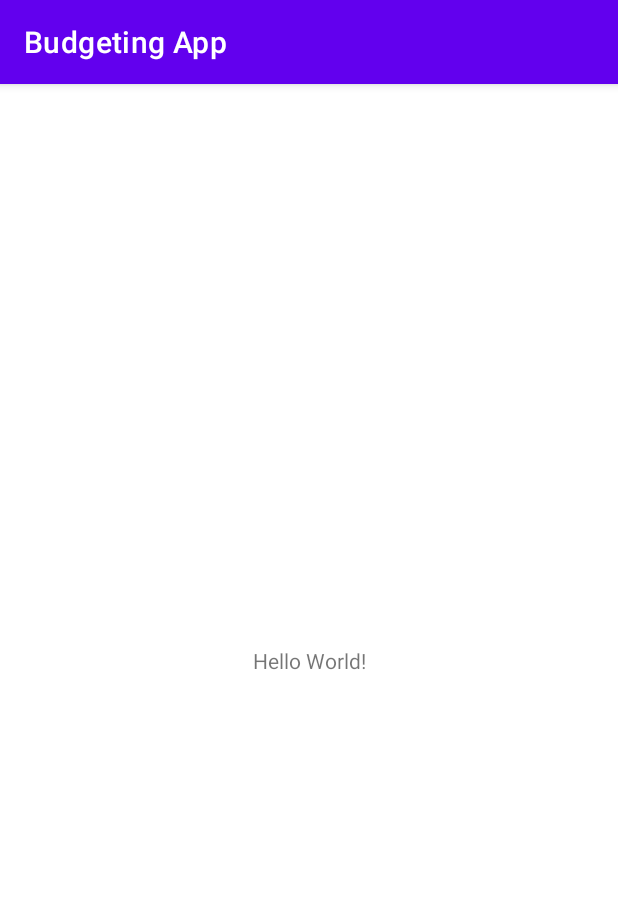
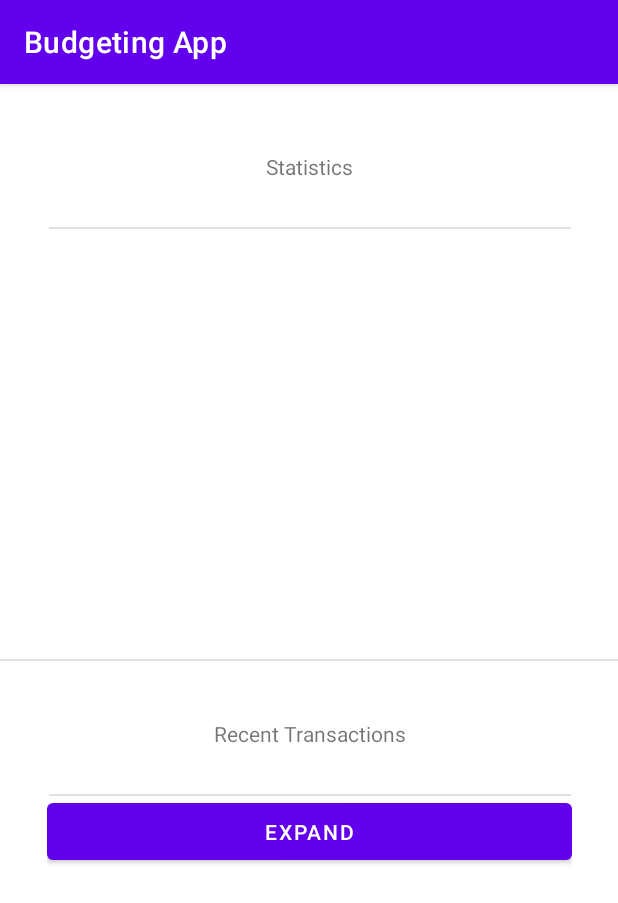
Before and after one commit to jedrm/Android-Budgeting-App, an Android app: the screen it shows after launch (MainActivity), on a phone screen of 412 x 824 dp. Shown: the top 903 px of the screen. Run offline under Robolectric (Android 15) with nearby library versions, the light colour scheme and no system bars.

Commit message:
updated activity 1

```diff
--- a/app/src/main/java/com/example/budgetingapp/MainActivity.java
+++ b/app/src/main/java/com/example/budgetingapp/MainActivity.java
@@ -9,6 +9,7 @@ public class MainActivity extends AppCompatActivity {
     @Override
     protected void onCreate(Bundle savedInstanceState) {
         super.onCreate(savedInstanceState);
-        setContentView(R.layout.activity_main);
+        setContentView(R.layout.activity1);
     }
+
 }
--- /dev/null
+++ b/app/src/main/res/layout/activity1.xml
@@ -0,0 +1,91 @@
+<?xml version="1.0" encoding="utf-8"?>
+<androidx.constraintlayout.widget.ConstraintLayout xmlns:android="http://schemas.android.com/apk/res/android"
+    xmlns:app="http://schemas.android.com/apk/res-auto"
+    xmlns:tools="http://schemas.android.com/tools"
+    android:id="@+id/mainLayout"
+    android:layout_width="match_parent"
+    android:layout_height="match_parent"
+    tools:context=".MainActivity">
+
+    <View
+        android:id="@+id/divider1"
+        android:layout_width="match_parent"
+        android:layout_height="1dp"
+        android:background="?android:attr/listDivider"
+        app:layout_constraintBottom_toBottomOf="parent"
+        app:layout_constraintEnd_toEndOf="parent"
+        app:layout_constraintStart_toStartOf="parent"
+        app:layout_constraintTop_toTopOf="parent" />
+
+    <androidx.constraintlayout.widget.ConstraintLayout
+        android:id="@+id/constraintLayout"
+        android:layout_width="350dp"
+        android:layout_height="350dp"
+        android:layout_marginTop="20dp"
+        app:layout_constraintEnd_toEndOf="parent"
+        app:layout_constraintStart_toStartOf="parent"
+        app:layout_constraintTop_toTopOf="parent">
+
+        <TextView
+            android:id="@+id/header1"
+            android:layout_width="wrap_content"
+            android:layout_height="wrap_content"
+            android:layout_marginTop="25dp"
+            android:text="Statistics"
+            app:layout_constraintEnd_toEndOf="parent"
+            app:layout_constraintStart_toStartOf="parent"
+            app:layout_constraintTop_toTopOf="parent" />
+
+        <View
+            android:id="@+id/divider2"
+            android:layout_width="348dp"
+            android:layout_height="1dp"
+            android:layout_marginTop="75dp"
+            android:background="?android:attr/listDivider"
+            app:layout_constraintEnd_toEndOf="parent"
+            app:layout_constraintStart_toStartOf="parent"
+            app:layout_constraintTop_toTopOf="parent" />
+
+    </androidx.constraintlayout.widget.ConstraintLayout>
+
+    <androidx.constraintlayout.widget.ConstraintLayout
+        android:layout_width="350dp"
+        android:layout_height="350dp"
+        android:layout_marginBottom="20dp"
+        app:layout_constraintBottom_toBottomOf="parent"
+        app:layout_constraintEnd_toEndOf="parent"
+        app:layout_constraintStart_toStartOf="parent">
+
+        <Button
+            android:id="@+id/expandButton"
+            android:layout_width="match_parent"
+            android:layout_height="50dp"
+            android:layout_marginTop="75dp"
+            android:text="Expand"
+            app:layout_constraintEnd_toEndOf="parent"
+            app:layout_constraintStart_toStartOf="parent"
+            app:layout_constraintTop_toTopOf="parent" />
+
+        <TextView
+            android:id="@+id/header2"
+            android:layout_width="wrap_content"
+            android:layout_height="wrap_content"
+            android:layout_marginTop="25dp"
+            android:text="Recent Transactions"
+            app:layout_constraintEnd_toEndOf="parent"
+            app:layout_constraintStart_toStartOf="parent"
+            app:layout_constraintTop_toTopOf="parent" />
+
+        <View
+            android:id="@+id/divider3"
+            android:layout_width="348dp"
+            android:layout_height="1dp"
+            android:layout_marginTop="75dp"
+            android:background="?android:attr/listDivider"
+            app:layout_constraintEnd_toEndOf="parent"
+            app:layout_constraintStart_toStartOf="parent"
+            app:layout_constraintTop_toTopOf="parent" />
+
+    </androidx.constraintlayout.widget.ConstraintLayout>
+
+</androidx.constraintlayout.widget.ConstraintLayout>
--- a/app/src/main/res/layout/activity_main.xml
+++ /dev/null
@@ -1,18 +0,0 @@
-<?xml version="1.0" encoding="utf-8"?>
-<androidx.constraintlayout.widget.ConstraintLayout xmlns:android="http://schemas.android.com/apk/res/android"
-    xmlns:app="http://schemas.android.com/apk/res-auto"
-    xmlns:tools="http://schemas.android.com/tools"
-    android:layout_width="match_parent"
-    android:layout_height="match_parent"
-    tools:context=".MainActivity">
-
-    <TextView
-        android:layout_width="wrap_content"
-        android:layout_height="wrap_content"
-        android:text="Hello World!"
-        app:layout_constraintBottom_toBottomOf="parent"
-        app:layout_constraintLeft_toLeftOf="parent"
-        app:layout_constraintRight_toRightOf="parent"
-        app:layout_constraintTop_toTopOf="parent" />
-
-</androidx.constraintlayout.widget.ConstraintLayout>
```
